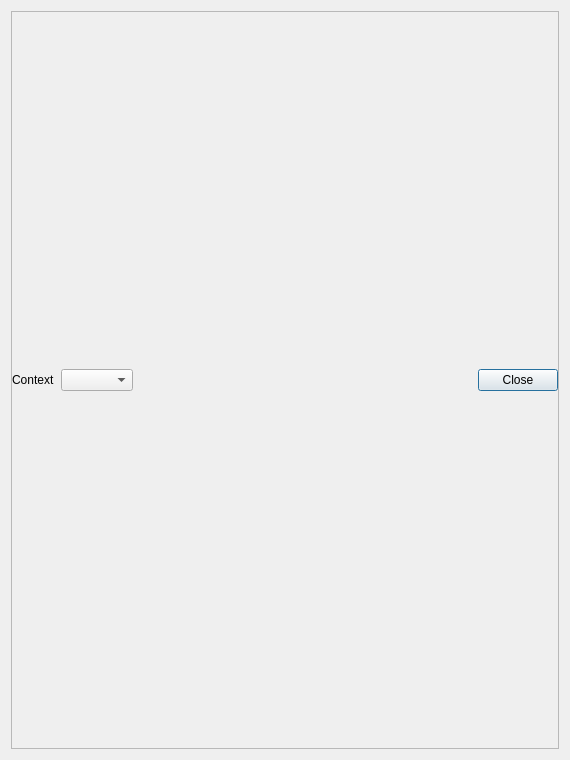
dpaulat/supercell-wx, file scwx-qt/source/scwx/qt/ui/imgui_debug_dialog.ui: the form before one commit.
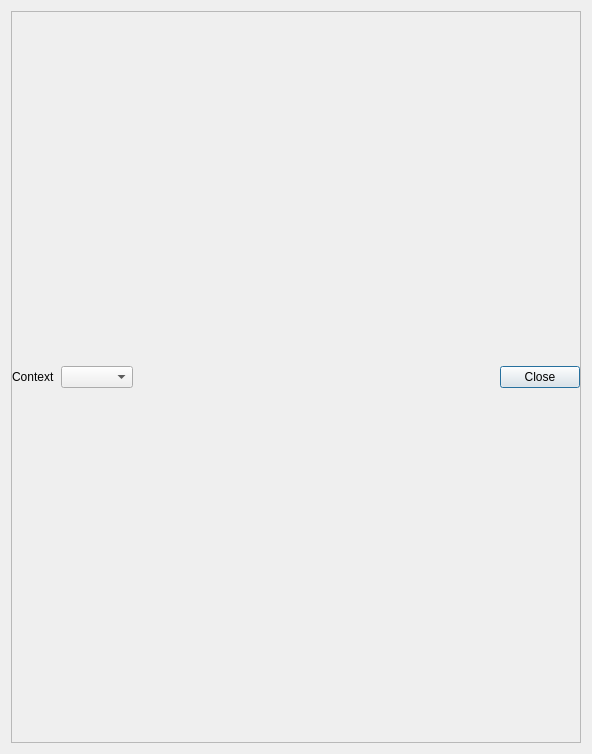
The form after the commit.

What changed in the file:
```diff
--- a/scwx-qt/source/scwx/qt/ui/imgui_debug_dialog.ui
+++ b/scwx-qt/source/scwx/qt/ui/imgui_debug_dialog.ui
@@ -6,8 +6,8 @@
    <rect>
     <x>0</x>
     <y>0</y>
-    <width>570</width>
-    <height>760</height>
+    <width>592</width>
+    <height>754</height>
    </rect>
   </property>
   <property name="windowTitle">
```
